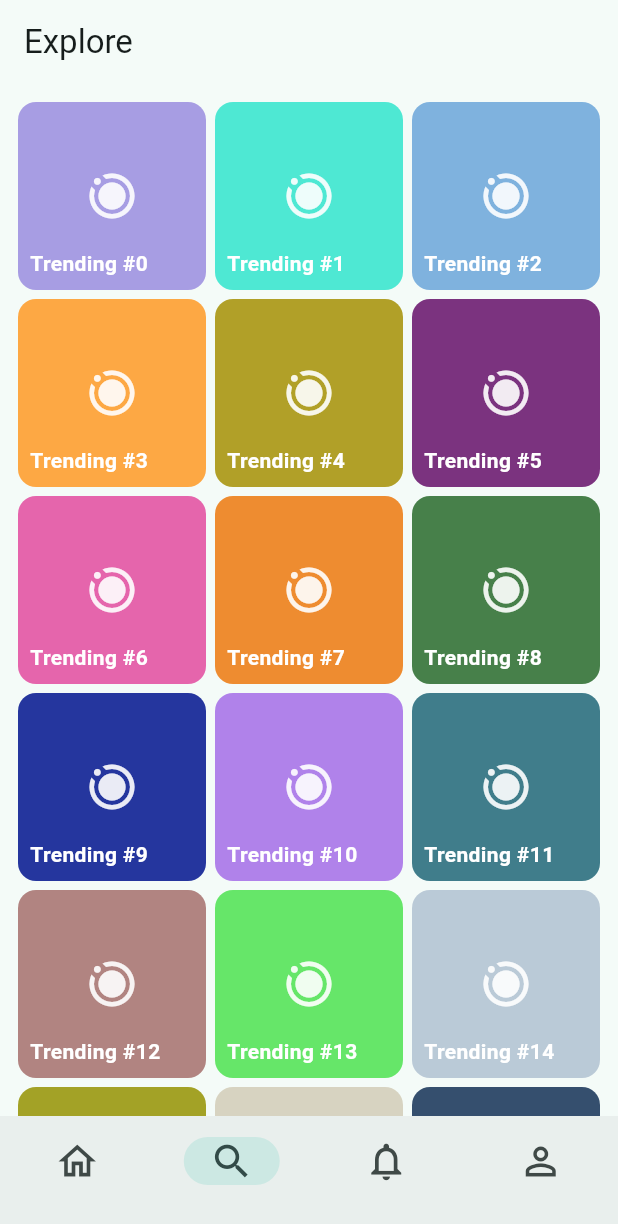
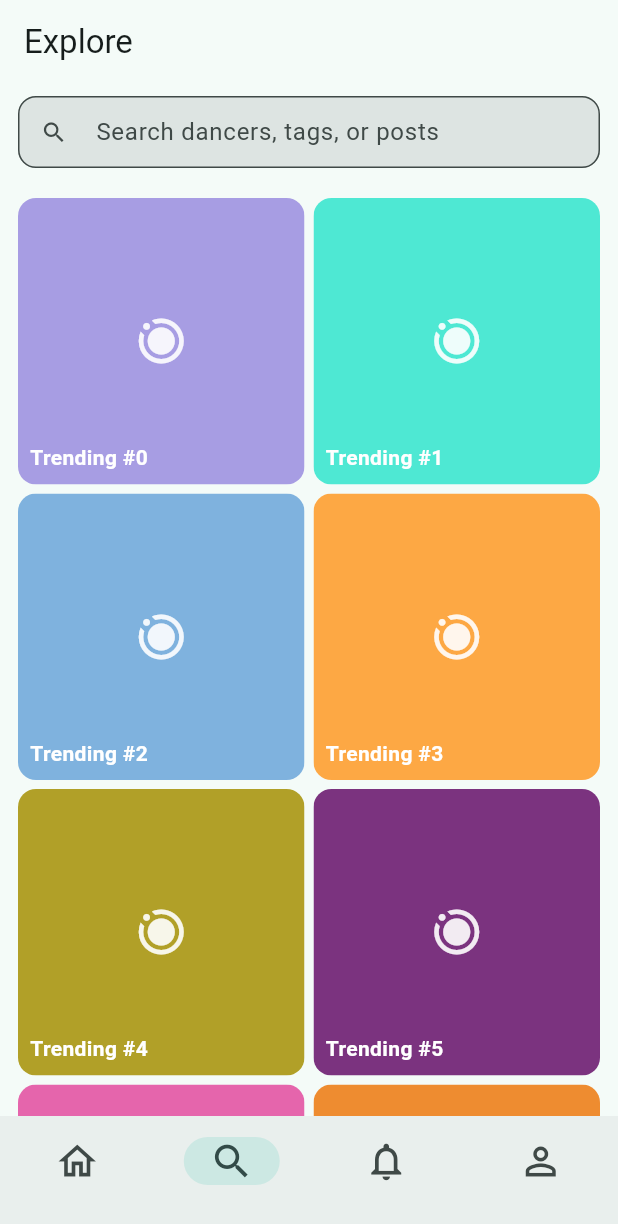
Before and after one commit to JzTheBvckster/my_block, a Flutter app: the screen it shows once a user with an empty profile is signed in, item 2 of the bottom bar chosen, on a phone screen of 412 x 824 dp. Shown: the top 1224 px of the screen. Run offline on Flutter 3.47's test engine with Material 3 defaults, Android fonts, the phone set to English and light mode, and no system bars; our stand-ins replace cloud_firestore, firebase_auth, firebase_core; accounts and stored records are empty.

Commit message:
Implement search functionality in ExplorePage with a persistent search bar

```diff
--- a/lib/features/explore/presentation/explore_page.dart
+++ b/lib/features/explore/presentation/explore_page.dart
@@ -13,6 +13,8 @@ class ExplorePage extends StatefulWidget {
 class _ExplorePageState extends State<ExplorePage> {
   final _repo = ExploreRepository();
   final _items = <Map<String, dynamic>>[];
+  final TextEditingController _searchController = TextEditingController();
+  String _query = '';
   bool _loading = false;
   bool _end = false;
 
@@ -36,8 +38,25 @@ class _ExplorePageState extends State<ExplorePage> {
   }
 
   @override
+  void dispose() {
+    _searchController.dispose();
+    super.dispose();
+  }
+
+  @override
   Widget build(BuildContext context) {
     final colorScheme = Theme.of(context).colorScheme;
+    final visibleItems = _query.isEmpty
+        ? _items
+        : _items
+              .where(
+                (m) => (m['title'] as String).toLowerCase().contains(
+                  _query.toLowerCase(),
+                ),
+              )
+              .toList();
+    // Show many items (around 18) with uniform sizing
+
     return Scaffold(
       appBar: AppBar(
         backgroundColor: colorScheme.surface,
@@ -55,23 +74,30 @@ class _ExplorePageState extends State<ExplorePage> {
         },
         child: CustomScrollView(
           slivers: [
+            SliverPersistentHeader(
+              pinned: true,
+              delegate: _SearchBarDelegate(
+                controller: _searchController,
+                onChanged: (v) => setState(() => _query = v),
+              ),
+            ),
             SliverPadding(
               padding: const EdgeInsets.all(12),
               sliver: SliverGrid(
                 gridDelegate: const SliverGridDelegateWithFixedCrossAxisCount(
-                  crossAxisCount: 3,
+                  crossAxisCount: 2,
                   mainAxisSpacing: 6,
                   crossAxisSpacing: 6,
                   childAspectRatio: 1,
                 ),
                 delegate: SliverChildBuilderDelegate((context, index) {
-                  if (index >= _items.length) return const SizedBox();
-                  final m = _items[index];
+                  if (index >= visibleItems.length) return const SizedBox();
+                  final m = visibleItems[index];
                   return TrendingTile(
                     title: m['title'] as String,
                     color: Color(m['color'] as int),
                   );
-                }, childCount: _items.length),
+                }, childCount: visibleItems.length),
               ),
             ),
             if (_loading)
@@ -94,3 +120,50 @@ class _ExplorePageState extends State<ExplorePage> {
     );
   }
 }
+
+class _SearchBarDelegate extends SliverPersistentHeaderDelegate {
+  final TextEditingController controller;
+  final ValueChanged<String> onChanged;
+
+  _SearchBarDelegate({required this.controller, required this.onChanged});
+
+  @override
+  double get minExtent => 64;
+
+  @override
+  double get maxExtent => 64;
+
+  @override
+  Widget build(
+    BuildContext context,
+    double shrinkOffset,
+    bool overlapsContent,
+  ) {
+    final colorScheme = Theme.of(context).colorScheme;
+    return Container(
+      color: colorScheme.surface,
+      alignment: Alignment.center,
+      child: Padding(
+        padding: const EdgeInsets.fromLTRB(12, 8, 12, 8),
+        child: TextField(
+          controller: controller,
+          onChanged: onChanged,
+          textInputAction: TextInputAction.search,
+          decoration: const InputDecoration(
+            hintText: 'Search dancers, tags, or posts',
+            prefixIcon: Icon(Icons.search),
+            isDense: true,
+            filled: true,
+            border: OutlineInputBorder(
+              borderRadius: BorderRadius.all(Radius.circular(12)),
+            ),
+          ),
+        ),
+      ),
+    );
+  }
+
+  @override
+  bool shouldRebuild(covariant SliverPersistentHeaderDelegate oldDelegate) =>
+      false;
+}
```
